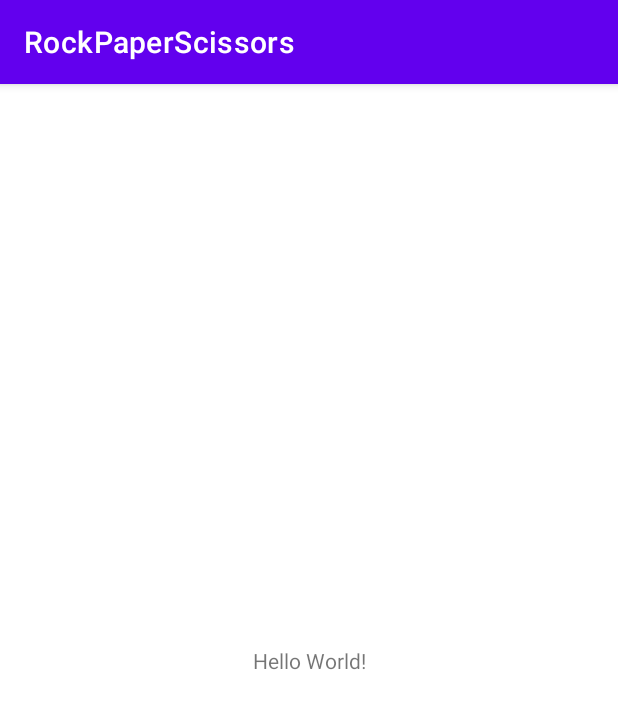
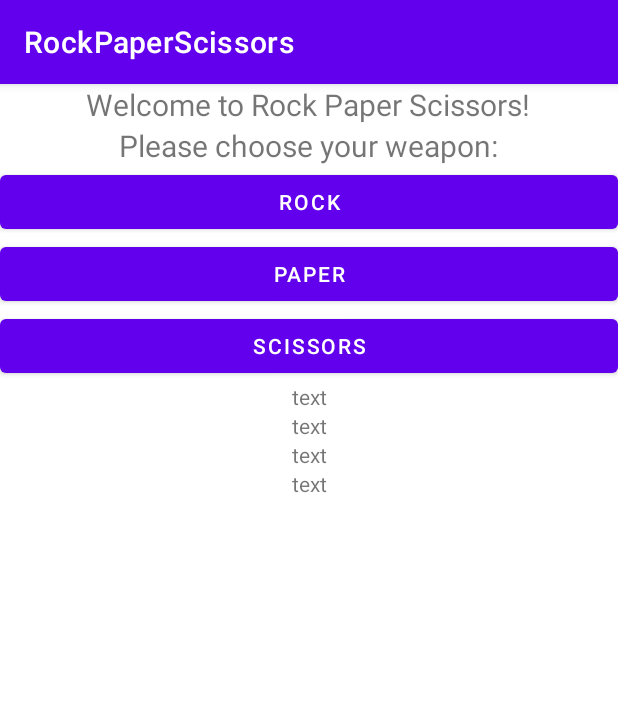
Before and after one commit to jaydenduncan/RockPaperScissors, an Android app: the screen it shows after launch (MainActivity), on a phone screen of 412 x 824 dp. Shown: the top 709 px of the screen. Run offline under Robolectric (Android 15) with nearby library versions, the phone set to English and light mode, and no system bars.

Commit message:
Added Weapon and RockPaperScissors

```diff
--- /dev/null
+++ b/app/src/main/java/com/example/rockpaperscissors/RockPaperScissors.java
@@ -0,0 +1,7 @@
+package com.example.rockpaperscissors;
+
+public class RockPaperScissors {
+
+
+
+}
--- /dev/null
+++ b/app/src/main/java/com/example/rockpaperscissors/Weapon.java
@@ -0,0 +1,15 @@
+package com.example.rockpaperscissors;
+
+public enum Weapon {
+
+    ROCK("Rock"),
+    PAPER("Paper"),
+    SCISSORS("Scissors");
+    private String message;
+
+    private Weapon(String msg) { message = msg; }
+
+    @Override
+    public String toString() { return message; }
+
+}
--- a/app/src/main/res/layout/activity_main.xml
+++ b/app/src/main/res/layout/activity_main.xml
@@ -10,15 +10,68 @@
         android:layout_width="match_parent"
         android:layout_height="match_parent"
         android:gravity="center|top"
-        android:orientation="vertical"></LinearLayout>
+        android:orientation="vertical">
 
-    <TextView
-        android:layout_width="wrap_content"
-        android:layout_height="wrap_content"
-        android:text="Hello World!"
-        app:layout_constraintBottom_toBottomOf="parent"
-        app:layout_constraintEnd_toEndOf="parent"
-        app:layout_constraintStart_toStartOf="parent"
-        app:layout_constraintTop_toTopOf="parent" />
+        <TextView
+            android:id="@+id/TitleText"
+            android:layout_width="wrap_content"
+            android:layout_height="wrap_content"
+            android:text="Welcome to Rock Paper Scissors!"
+            android:textSize="20sp" />
+
+        <TextView
+            android:id="@+id/UserPrompt"
+            android:layout_width="302dp"
+            android:layout_height="wrap_content"
+            android:gravity="center"
+            android:text="Please choose your weapon:"
+            android:textSize="20sp" />
+
+        <Button
+            android:id="@+id/rockButton"
+            android:layout_width="match_parent"
+            android:layout_height="wrap_content"
+            android:text="Rock" />
+
+        <Button
+            android:id="@+id/paperButton"
+            android:layout_width="match_parent"
+            android:layout_height="wrap_content"
+            android:text="Paper" />
+
+        <Button
+            android:id="@+id/scissorsButton"
+            android:layout_width="match_parent"
+            android:layout_height="wrap_content"
+            android:text="Scissors" />
+
+        <TextView
+            android:id="@+id/scoreText"
+            android:layout_width="match_parent"
+            android:layout_height="wrap_content"
+            android:gravity="center"
+            android:text="text" />
+
+        <TextView
+            android:id="@+id/playerText"
+            android:layout_width="match_parent"
+            android:layout_height="wrap_content"
+            android:gravity="center"
+            android:text="text" />
+
+        <TextView
+            android:id="@+id/computerText"
+            android:layout_width="match_parent"
+            android:layout_height="wrap_content"
+            android:gravity="center"
+            android:text="text" />
+
+        <TextView
+            android:id="@+id/congratsMessage"
+            android:layout_width="match_parent"
+            android:layout_height="wrap_content"
+            android:gravity="center"
+            android:text="text" />
+    </LinearLayout>
 
 </androidx.constraintlayout.widget.ConstraintLayout>
```
